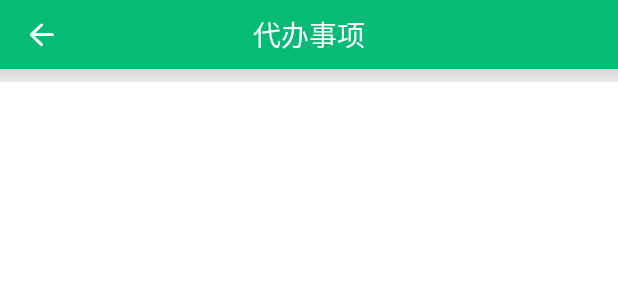
After one commit to guoxiaopeng875/maintech, an Android app: the layout activity_pending_items.xml on its own in the app's theme, with its tools: preview values and no code run, on a phone screen of 412 x 824 dp. The commit adds this screen. Shown: the top 300 px of the screen. Run offline under Robolectric (Android 15) with nearby library versions, the phone set to English and light mode, and no system bars.

Commit message:
优化布局

```diff
--- a/app/src/main/AndroidManifest.xml
+++ b/app/src/main/AndroidManifest.xml
@@ -56,6 +56,9 @@
             android:name=".ui.activity.Login"
             android:configChanges="keyboardHidden|orientation"
             android:screenOrientation="portrait" />
+        <activity
+            android:name=".ui.activity.PendingItems"
+            android:screenOrientation="portrait" />
     </application>
 
 </manifest>
--- a/app/src/main/java/com/xmkj/md/ui/activity/Login.java
+++ b/app/src/main/java/com/xmkj/md/ui/activity/Login.java
@@ -40,6 +40,7 @@ public class Login extends BaseActivity {
     // TODO 调登录接口
     private void doLogin(String account, String pwd) {
         ToastUtils.showToast("调登录接口:" + account + "||" + pwd);
+        AppUtils.jump2Next(this, PendingItems.class);
     }
 
     @Override
--- /dev/null
+++ b/app/src/main/res/drawable/shape_shadow.xml
@@ -0,0 +1,8 @@
+<?xml version="1.0" encoding="utf-8"?>
+<shape xmlns:android="http://schemas.android.com/apk/res/android" >
+    <gradient
+        android:type="linear"
+        android:startColor="#D5D5D5"
+        android:endColor="#EAEAEA"
+        android:angle="270"/>
+</shape>
--- /dev/null
+++ b/app/src/main/res/layout/activity_pending_items.xml
@@ -0,0 +1,38 @@
+<?xml version="1.0" encoding="utf-8"?>
+<LinearLayout xmlns:android="http://schemas.android.com/apk/res/android"
+    android:layout_width="match_parent"
+    android:layout_height="match_parent"
+    android:background="@color/md_bg"
+    android:orientation="vertical">
+
+    <RelativeLayout
+        style="@style/toolbar_ll"
+        android:background="@color/toolbar_green">
+
+        <ImageButton
+            android:id="@+id/iv_back_pending"
+            style="@style/toolbar_iv_rl" />
+
+        <TextView
+            android:layout_width="wrap_content"
+            android:layout_height="wrap_content"
+            android:layout_centerInParent="true"
+            android:text="@string/pending_items"
+            android:textColor="@color/white"
+            android:textSize="18.7sp" />
+    </RelativeLayout>
+
+    <View
+        android:layout_width="match_parent"
+        android:layout_height="@dimen/x7"
+        android:background="@drawable/shape_shadow" />
+
+    <LinearLayout
+        android:layout_width="match_parent"
+        android:layout_height="match_parent"
+        android:background="@color/white"
+        android:orientation="vertical">
+
+    </LinearLayout>
+
+</LinearLayout>
--- a/app/src/main/res/values/colors.xml
+++ b/app/src/main/res/values/colors.xml
@@ -21,4 +21,6 @@
     <color name="black87">#de000000</color>
     <color name="black54">#8a000000</color>
     <color name="line_login">#efefef</color>
+    <color name="md_bg">#eee</color>
+    <color name="toolbar_green">#05bb75</color>
 </resources>
--- a/app/src/main/res/values/strings.xml
+++ b/app/src/main/res/values/strings.xml
@@ -6,4 +6,5 @@
     <string name="login_account">账号</string>
     <string name="login_pwd">密码</string>
     <string name="login">登录</string>
+    <string name="pending_items">代办事项</string>
 </resources>
--- a/app/src/main/res/values/styles.xml
+++ b/app/src/main/res/values/styles.xml
@@ -65,5 +65,28 @@
         <item name="android:background">@color/line_login</item>
     </style>
 
+    <!--toolbar-->
+    <style name="toolbar_ll">
+        <item name="android:layout_width">match_parent</item>
+        <item name="android:layout_height">@dimen/x37</item>
+    </style>
+    <style name="toolbar_iv" parent="margin_start_x13">
+        <item name="android:layout_width">wrap_content</item>
+        <item name="android:layout_height">match_parent</item>
+        <item name="android:layout_gravity">center_vertical</item>
+        <item name="android:src">@mipmap/ic_back_green</item>
+        <item name="android:background">@null</item>
+    </style>
+    <style name="toolbar_iv_rl" parent="margin_start_x13">
+        <item name="android:layout_width">wrap_content</item>
+        <item name="android:layout_height">match_parent</item>
+        <item name="android:layout_centerVertical">true</item>
+        <item name="android:src">@mipmap/ic_back_white</item>
+        <item name="android:background">@null</item>
+    </style>
 
+    <!--项目布局左边距x13-->
+    <style name="margin_start_x13">
+        <item name="android:layout_marginStart">@dimen/x13</item>
+    </style>
 </resources>
```
Also changed, not shown: app/src/main/java/com/xmkj/md/ui/activity/PendingItems.java (added, +25 -0 lines), app/src/main/res/layout/activity_login.xml (+7 -12 lines), app/src/main/res/layout/activity_quickly_apply.xml (added, +28 -0 lines), app/src/main/res/mipmap-xxhdpi/ic_back_white.png (added).
